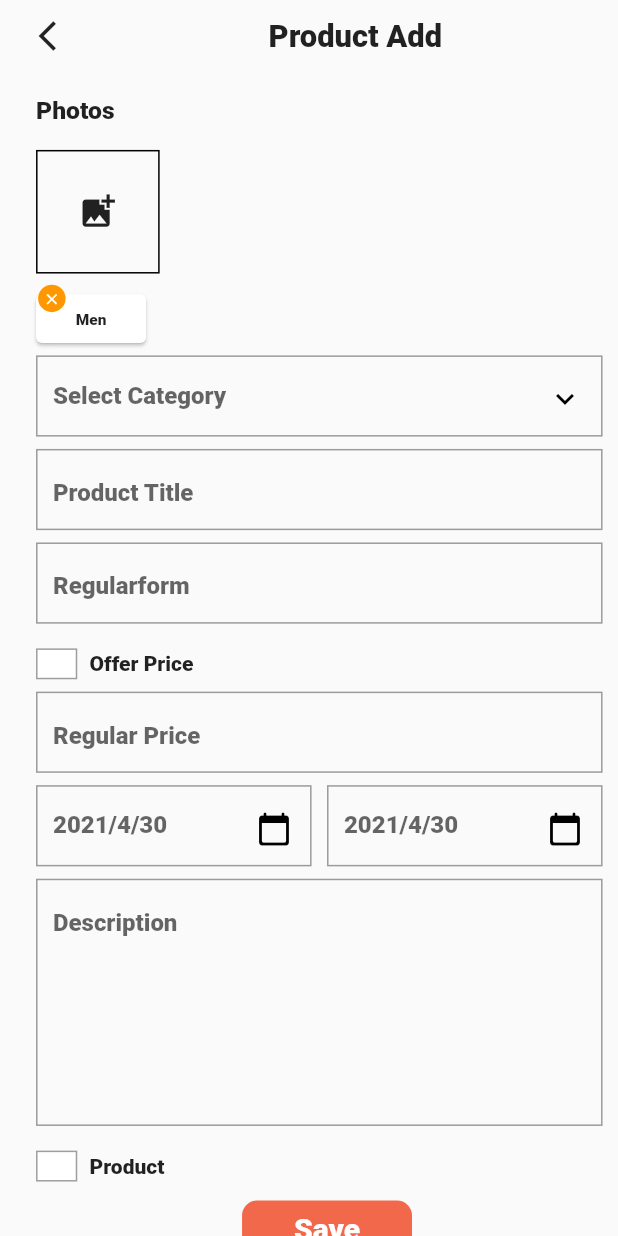
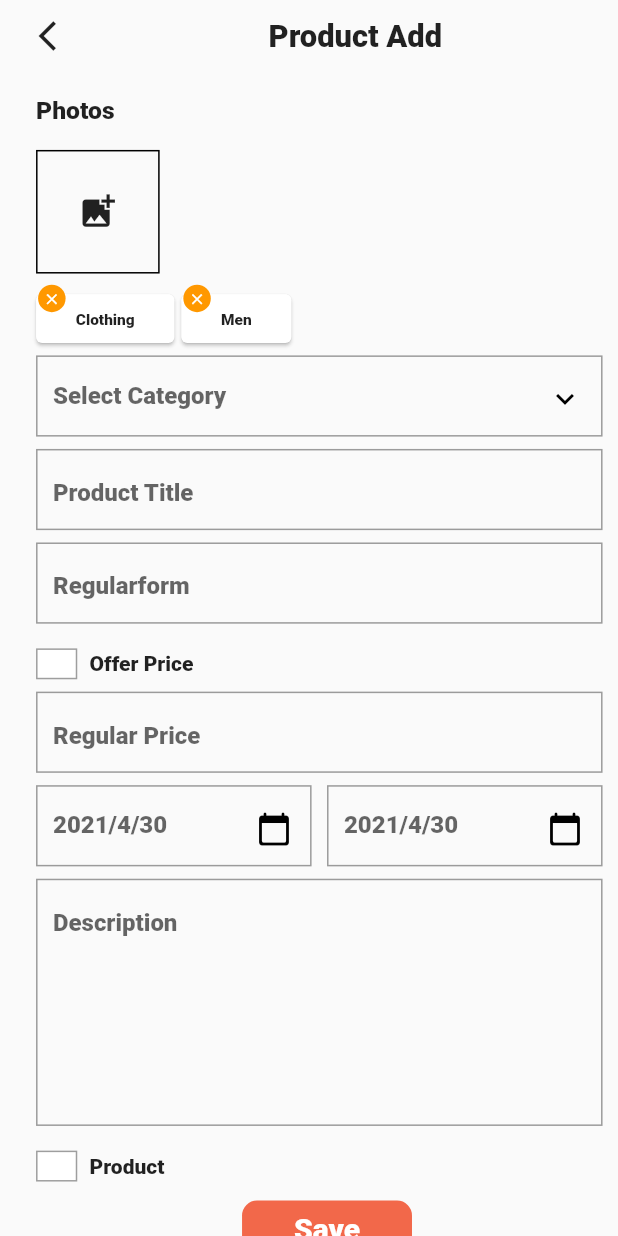
Before and after one commit to Gameofcode1/flutterproject, a Flutter app: the CategoryPages screen opened directly with empty values, after a tap on "Men", on a phone screen of 412 x 824 dp. Run offline on Flutter 3.47's test engine with Material 2 defaults, Android fonts, the phone set to English and light mode, and no system bars; drawn by our look-alikes of flutter_form_builder; our stand-ins replace animated_text_kit, cached_network_image, carousel_slider, font_awesome_flutter, image_picker, intro_slider and 1 more; accounts and stored records are empty; Roboto replaces fonts that are missing (Robotm).

```diff
--- a/lib/productDetail/models/list.dart
+++ b/lib/productDetail/models/list.dart
@@ -9,10 +9,18 @@ class Allimage extends ChangeNotifier {
     false,
   ];
 
-  final List<String> catagories = ["Clothing", "Electronics", "Fashions","Food"];
-  final List allproduct = [["Paint", "Shirt", "Trouser"],["Mobiles","Tablet","Watches","Laptops"],["Sun Glasses","Shoes","Blazer"]];
-  final List<String> addcata=[];
-
+  final List<String> catagories = [
+    "Clothing",
+    "Electronics",
+    "Fashions",
+    "Food"
+  ];
+  final List allproduct = [
+    ["Paint", "Shirt", "Trouser"],
+    ["Mobiles", "Tablet", "Watches", "Laptops"],
+    ["Sun Glasses", "Shoes", "Blazer"]
+  ];
+  final List<String> addcata = ["Shoe"];
 
   void deletecat(String card) {
     addcata.remove(card);
@@ -29,6 +37,18 @@ class Allimage extends ChangeNotifier {
     notifyListeners();
   }
 
+  String replace(start, end, replacement) {
+    ;
+    catagories.replaceRange(start, end, replacement);
+    notifyListeners();
+  }
+
+ clearandrep(String listadd) {
+    addcata.clear();
+     catagories.add(listadd);
+    notifyListeners();
+  }
+
   Widget add(File addimg) {
     images.add(
       Container(child: Image.file(addimg)),
--- a/lib/productadd/categorypages/categorypages.dart
+++ b/lib/productadd/categorypages/categorypages.dart
@@ -76,6 +76,9 @@ class CategoryPages extends StatelessWidget with ChangeNotifier {
                                     context,
                                     MaterialPageRoute(
                                         builder: (context) => ProductAdd()));
+                                image.addcata.clear();
+
+                                image.addcata.add(catagorie[count]);
                                 image.addcata.add(
                                   (count == 0)
                                       ? clothing[index]
--- a/lib/productadd/productadd.dart
+++ b/lib/productadd/productadd.dart
@@ -75,17 +75,14 @@ class _ProductAddState extends State<ProductAdd> with ChangeNotifier {
   }
 
   bool iconclick = false;
-  String saugat;
-  List<String> newdata=List.from(catagorie);
+  List<String> newdata = List.from(catagorie);
 
-  onitemchanged(String value){
+  onitemchanged(String value) {
     setState(() {
-      newdata=catagorie.where((string) => string.toLowerCase().contains(value.toLowerCase())).toList();
-    ;
-
-
+      newdata = catagorie
+          .where((string) => string.toLowerCase().contains(value.toLowerCase()))
+          .toList();
     });
-
   }
 
   @override
@@ -336,6 +333,11 @@ class _ProductAddState extends State<ProductAdd> with ChangeNotifier {
                             padding: EdgeInsets.only(
                                 top: height / 200, left: width / 40),
                             child: FormBuilderTextField(
+                              onTap: () {
+                                setState(() {
+                                  iconclick = !iconclick;
+                                });
+                              },
                               name: "Textfield",
                               onChanged: onitemchanged,
                               decoration: InputDecoration(
@@ -362,9 +364,10 @@ class _ProductAddState extends State<ProductAdd> with ChangeNotifier {
                                     Card(
                                       child: Expanded(
                                           child: Container(
-                                              width:
-                                                  MediaQuery.of(context).size.width,
-                                              height: height / 4,
+                                              width: MediaQuery.of(context)
+                                                  .size
+                                                  .width,
+                                              height: height / 4.5,
                                               child: ListView.builder(
                                                   itemCount: newdata.length,
                                                   itemBuilder:
@@ -372,21 +375,26 @@ class _ProductAddState extends State<ProductAdd> with ChangeNotifier {
                                                           int index) {
                                                     return TextButton(
                                                       onPressed: () {
-                                                        image.addcata
-                                                            .add(newdata[index]);
-
                                                         Navigator.push(
                                                             context,
                                                             MaterialPageRoute(
                                                               builder: (context) =>
                                                                   CategoryPages(
-                                                                      count: index),
+                                                                      count:
+                                                                          index),
                                                             ));
                                                       },
                                                       child: Text(
-                                                        newdata[index],textAlign: TextAlign.start,
+                                                        newdata[index],
+                                                        textAlign:
+                                                            TextAlign.start,
                                                         style: TextStyle(
-                                                            color: Colors.black),
+                                                            color: Colors.black,
+                                                            fontSize:
+                                                                height / 60,
+                                                            fontWeight:
+                                                                FontWeight
+                                                                    .normal),
                                                       ),
                                                     );
                                                   }))),
```
Lines whose indentation alone changed are shown as unchanged.
